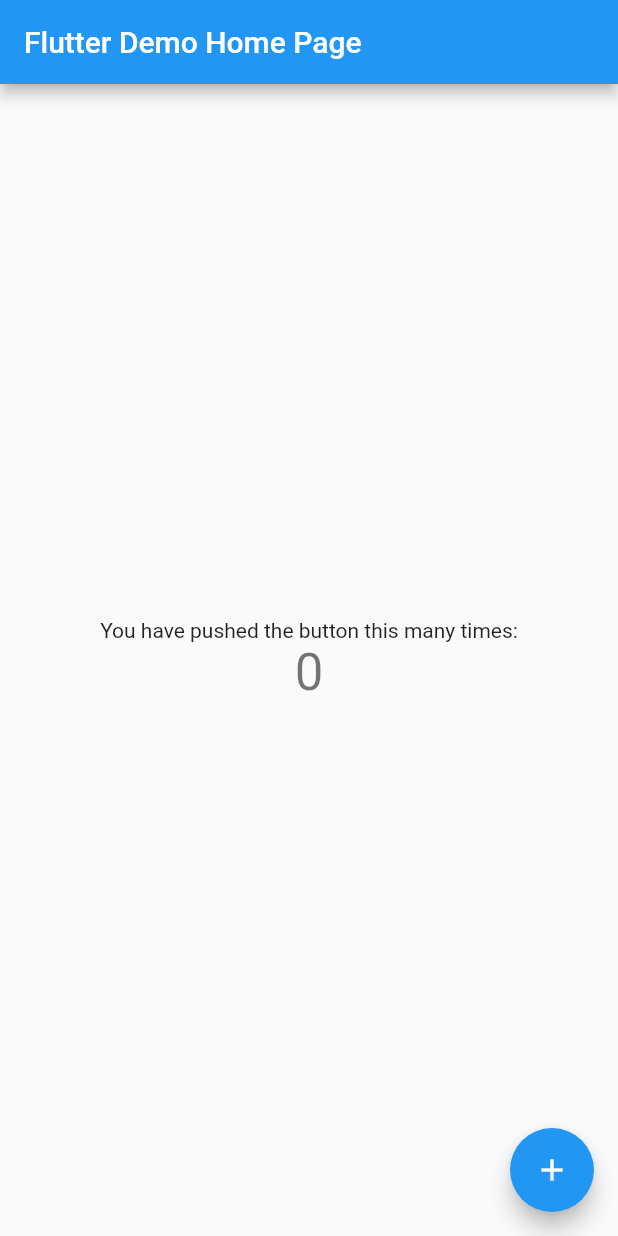
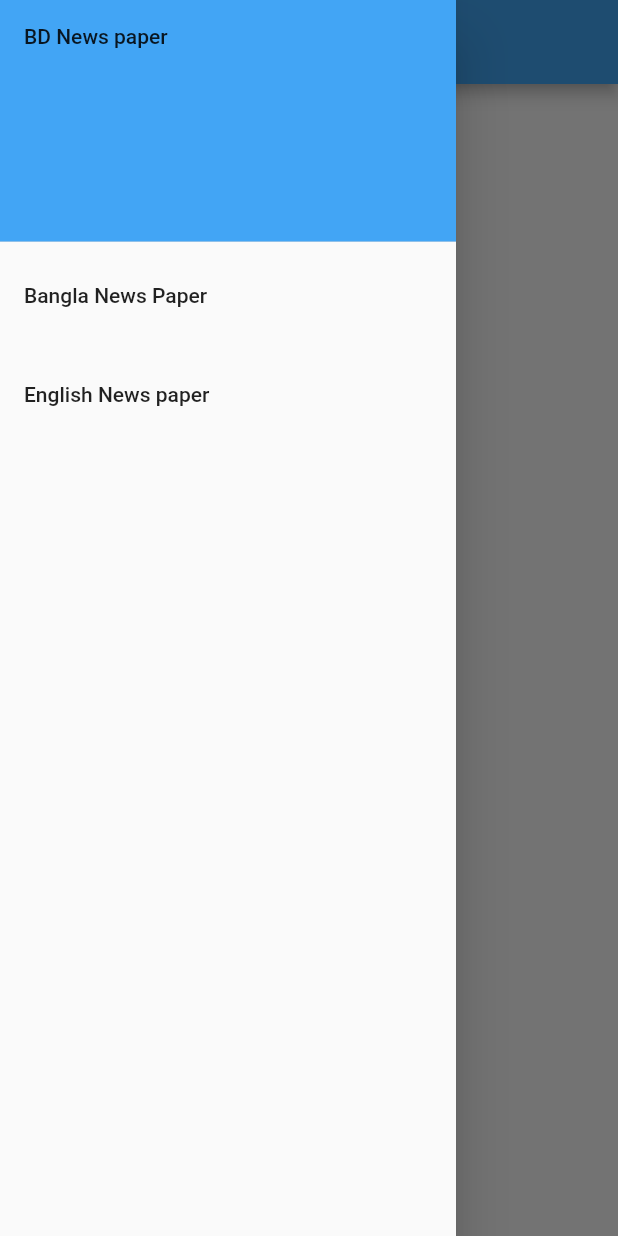
Before and after one commit to shajaratul/BD-News-Paper, a Flutter app: the screen it shows after launch, with the side drawer open (before the commit the screen has no drawer), on a phone screen of 412 x 824 dp. Run offline on Flutter 3.47's test engine with Material 2 defaults, Android fonts, the light colour scheme and no system bars.

Commit message:
drawer and home screen create

```diff
--- a/lib/main.dart
+++ b/lib/main.dart
@@ -1,111 +1,49 @@
 import 'package:flutter/material.dart';
+import './screens/drawer.dart' as drawer;
 
-void main() => runApp(MyApp());
+void main() => runApp(BD_newspaper());
 
-class MyApp extends StatelessWidget {
-  // This widget is the root of your application.
+class BD_newspaper extends StatefulWidget {
+  BD_newspaper({Key key}) : super(key: key);
+
+  @override
+  _BD_newspaperState createState() => _BD_newspaperState();
+}
+
+class _BD_newspaperState extends State<BD_newspaper> {
   @override
   Widget build(BuildContext context) {
     return MaterialApp(
-      title: 'Flutter Demo',
-      theme: ThemeData(
-        // This is the theme of your application.
-        //
-        // Try running your application with "flutter run". You'll see the
-        // application has a blue toolbar. Then, without quitting the app, try
-        // changing the primarySwatch below to Colors.green and then invoke
-        // "hot reload" (press "r" in the console where you ran "flutter run",
-        // or simply save your changes to "hot reload" in a Flutter IDE).
-        // Notice that the counter didn't reset back to zero; the application
-        // is not restarted.
-        primarySwatch: Colors.blue,
+      home: Scaffold(
+        appBar: AppBar(
+          title: Text("BD News paper"),
+          backgroundColor: Colors.blue[400],
         ),
-      home: MyHomePage(title: 'Flutter Demo Home Page'),
-    );
-  }
-}
-
-class MyHomePage extends StatefulWidget {
-  MyHomePage({Key key, this.title}) : super(key: key);
-
-  // This widget is the home page of your application. It is stateful, meaning
-  // that it has a State object (defined below) that contains fields that affect
-  // how it looks.
-
-  // This class is the configuration for the state. It holds the values (in this
-  // case the title) provided by the parent (in this case the App widget) and
-  // used by the build method of the State. Fields in a Widget subclass are
-  // always marked "final".
-
-  final String title;
-
-  @override
-  _MyHomePageState createState() => _MyHomePageState();
-}
-
-class _MyHomePageState extends State<MyHomePage> {
-  int _counter = 0;
-
-  void _incrementCounter() {
-    setState(() {
-      // This call to setState tells the Flutter framework that something has
-      // changed in this State, which causes it to rerun the build method below
-      // so that the display can reflect the updated values. If we changed
-      // _counter without calling setState(), then the build method would not be
-      // called again, and so nothing would appear to happen.
-      _counter++;
-    });
-  }
-
-  @override
-  Widget build(BuildContext context) {
-    // This method is rerun every time setState is called, for instance as done
-    // by the _incrementCounter method above.
-    //
-    // The Flutter framework has been optimized to make rerunning build methods
-    // fast, so that you can just rebuild anything that needs updating rather
-    // than having to individually change instances of widgets.
-    return Scaffold(
-      appBar: AppBar(
-        // Here we take the value from the MyHomePage object that was created by
-        // the App.build method, and use it to set our appbar title.
-        title: Text(widget.title),
+        drawer: Drawer(
+          child: ListView(
+            children: <Widget>[
+              DrawerHeader(
+                child: Text("BD News paper"),
+                decoration: BoxDecoration(
+                    color: Colors.blue[400],
                 ),
-      body: Center(
-        // Center is a layout widget. It takes a single child and positions it
-        // in the middle of the parent.
-        child: Column(
-          // Column is also a layout widget. It takes a list of children and
-          // arranges them vertically. By default, it sizes itself to fit its
-          // children horizontally, and tries to be as tall as its parent.
-          //
-          // Invoke "debug painting" (press "p" in the console, choose the
-          // "Toggle Debug Paint" action from the Flutter Inspector in Android
-          // Studio, or the "Toggle Debug Paint" command in Visual Studio Code)
-          // to see the wireframe for each widget.
-          //
-          // Column has various properties to control how it sizes itself and
-          // how it positions its children. Here we use mainAxisAlignment to
-          // center the children vertically; the main axis here is the vertical
-          // axis because Columns are vertical (the cross axis would be
-          // horizontal).
-          mainAxisAlignment: MainAxisAlignment.center,
-          children: <Widget>[
-            Text(
-              'You have pushed the button this many times:',
               ),
-            Text(
-              '$_counter',
-              style: Theme.of(context).textTheme.display1,
+              ListTile(
+                title: Text("Bangla News Paper"),
+                onTap: () {},
+              ),
+              SizedBox(height: 10),
+              ListTile(
+                title: Text("English News paper"),
+                onTap: () {},
               ),
             ],
           ),
         ),
-      floatingActionButton: FloatingActionButton(
-        onPressed: _incrementCounter,
-        tooltip: 'Increment',
-        child: Icon(Icons.add),
-      ), // This trailing comma makes auto-formatting nicer for build methods.
+        body: Column(
+          children: <Widget>[],
+        ),
+      ),
     );
   }
 }
--- /dev/null
+++ b/lib/screens/drawer.dart
@@ -0,0 +1,37 @@
+import 'package:flutter/material.dart';
+
+class Drawer extends StatefulWidget {
+  Drawer({Key key, child}) : super(key: key);
+
+  @override
+  _DrawerState createState() => _DrawerState();
+}
+
+class _DrawerState extends State<Drawer> {
+  @override
+  Widget build(BuildContext context) {
+    return Scaffold(
+      drawer: Drawer(
+        child: ListView(
+          children: <Widget>[
+            DrawerHeader(
+              child: Text("BD News paper"),
+              decoration: BoxDecoration(
+                 color: Colors.white,
+              ),
+            ),
+            ListTile(
+               title: Text("Bangla News Paper"),
+               onTap: (){},
+            ),
+            SizedBox(height: 10),
+            ListTile(
+               title: Text("English News paper"),
+               onTap: (){},
+            ),
+          ],
+        ),
+      ),
+    );
+  }
+}
```
Also changed, not shown: lib/screens/home.dart (added, +19 -0 lines), 1 other file. Lines whose indentation alone changed are shown as unchanged.
